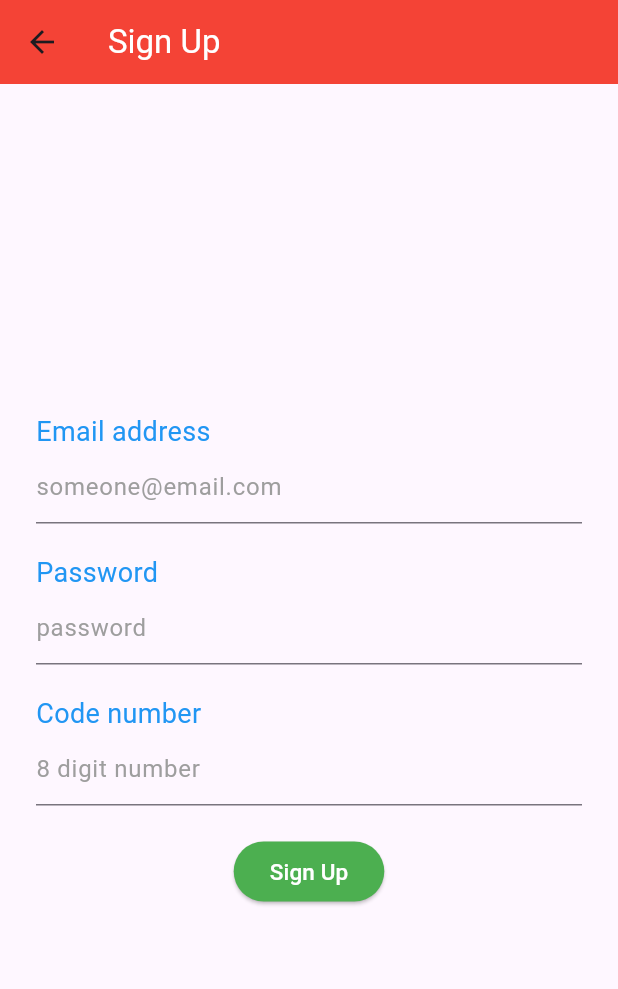
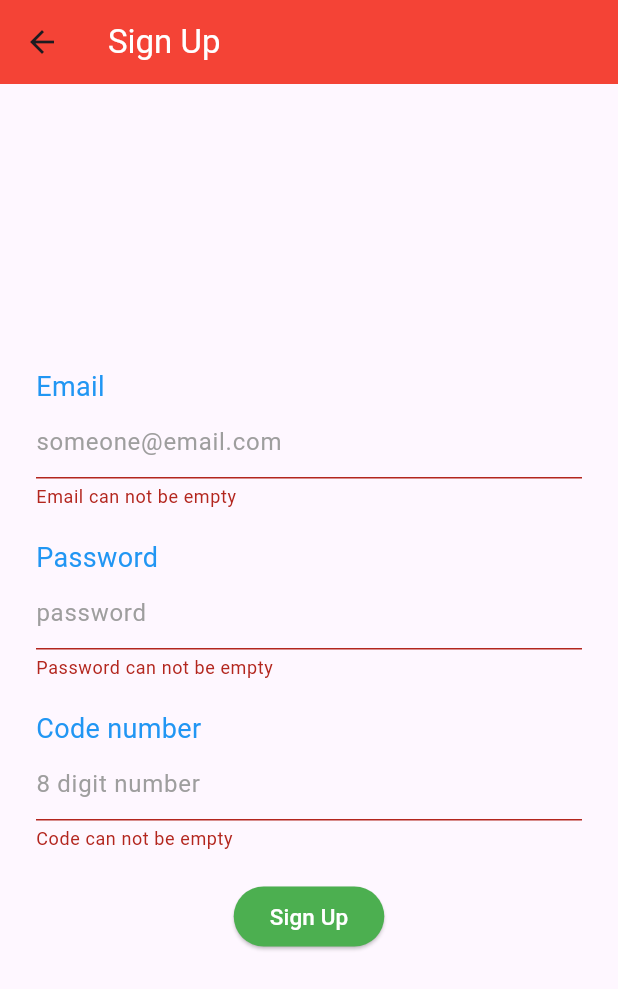
Before and after one commit to tasheera/CVD_Risk_Analyser, a Flutter app: the SignupScreen screen opened directly, after a tap on "Sign Up", on a phone screen of 412 x 824 dp. Shown: the top 989 px of the screen. Run offline on Flutter 3.47's test engine with Material 3 defaults, Android fonts, the phone set to English and light mode, and no system bars; our stand-ins replace firebase_auth, firebase_core; accounts and stored records are empty.

Commit message:
Add filed validations and link chart choose screen

```diff
--- a/lib/signup_screen.dart
+++ b/lib/signup_screen.dart
@@ -1,8 +1,7 @@
+import 'package:cvd_risk_analyser/screens/chart_choose_screen.dart';
 import 'package:firebase_auth/firebase_auth.dart';
 import 'package:flutter/material.dart';
 import 'package:flutter/services.dart';
-
-
 
 class SignupScreen extends StatefulWidget {
   const SignupScreen({super.key});
@@ -14,74 +13,93 @@ class SignupScreen extends StatefulWidget {
 class _SignupScreenState extends State<SignupScreen> {
 
   final GlobalKey <FormState> _formKey =GlobalKey();// create global key object form key validate
-
-
   final TextEditingController _signupEmailController = TextEditingController(); // controller for email text field
   final TextEditingController _signupPasswordController = TextEditingController(); // controller for password text field
   final TextEditingController _signupCodeController = TextEditingController();// controller for code text field
 
-
   @override
   Widget build(BuildContext context) {
-
-        SystemChrome.setPreferredOrientations([DeviceOrientation.portraitUp]);
-
+    SystemChrome.setPreferredOrientations([DeviceOrientation.portraitUp]);
     return Scaffold(
       appBar: AppBar(
-        title: Text("Sign Up", style: TextStyle(color: Colors.white),),
+        title: const Text("Sign Up", style: TextStyle(color: Colors.white),),
         backgroundColor: Colors.red,
       ),
-
       body: Padding(
         padding: const EdgeInsets.all(8.0),
         child: Form(
           key: _formKey,
           child: Container(
-            decoration: BoxDecoration(
-
-            ),
             margin:  const EdgeInsets.all(16),
             child: Column(
               mainAxisAlignment: MainAxisAlignment.center,
               crossAxisAlignment: CrossAxisAlignment.stretch,
               children: [
-                Text("Email address", textAlign: TextAlign.left, style: TextStyle(fontSize: 18, color: Colors.blue),),
-                TextFormField(
+                 const Text("Email ", textAlign: TextAlign.left, style: TextStyle(fontSize: 18, color: Colors.blue),),
+                 TextFormField(
+
                   controller: _signupEmailController,
-                  decoration: InputDecoration(
+                  decoration: const InputDecoration(
                     hintText: "someone@email.com",
                     hintStyle: TextStyle(color: Colors.grey)
 
                   ),
-                ),
+                  validator: (value){  // validate use input
+                    if (value == null || value.isEmpty){// check null or is empty
+                      return "Email can not be empty";
+                      }
+                    if (!(value.contains("@") && value.contains("."))){ // chekc email validity
+                        return "Enter valid email";
+                      }
+                      return null;
+                    },
 
-                const SizedBox(height: 20),
+                                     ),
+                                     const SizedBox(height: 20),
 
-                Text("Password", textAlign: TextAlign.left, style: TextStyle(fontSize: 18, color: Colors.blue),),
+                const Text("Password", textAlign: TextAlign.left, style: TextStyle(fontSize: 18, color: Colors.blue),),
                 TextFormField(
                   controller: _signupPasswordController,
-                  decoration: InputDecoration(
+                  decoration: const InputDecoration(
                     hintText: "password",
                     hintStyle: TextStyle(color: Colors.grey)
+                  ),
 
-                  ),
+                  validator: (value){  // validate use input
+                    if (value == null || value.isEmpty){// check null or is empty
+                      return "Password can not be empty";
+                      }
+                    if (value.length <6 ){ // chekc email validity
+                        return "Password should contanis minimum 6 characters";
+                      }
+                      return null;
+                    },
+
                 ),
 
                const SizedBox(height: 20),
 
-               Text("Code number", textAlign: TextAlign.left, style: TextStyle(fontSize: 18, color: Colors.blue),),
+               const Text("Code number", textAlign: TextAlign.left, style: TextStyle(fontSize: 18, color: Colors.blue),),
                 TextFormField(
                   controller: _signupCodeController,
-                  decoration: InputDecoration(
+                  decoration: const InputDecoration(
                     hintText: "8 digit number",
                     hintStyle: TextStyle(color: Colors.grey)
+                  ),
 
-                  ),
+                  validator: (value){  // validate use input
+                    if (value == null || value.isEmpty){// check null or is empty
+                      return "Code can not be empty";
+                      }
+                    if (value!="123##456"){ // chekc email validity
+                        return "Invalid Code";
+                      }
+                      return null;
+                    },
+
                 ),
 
                 const SizedBox(height: 20,),
-
-
 
                 Column(
                   crossAxisAlignment: CrossAxisAlignment.center,
@@ -92,20 +110,11 @@ class _SignupScreenState extends State<SignupScreen> {
                         backgroundColor: Colors.green,
 
                       ),
-                      onPressed: (){
-                        authTest("emailtt@gmil.com", "123456");
-                        },
-                      child: Text("Sign Up", style: TextStyle(color: Colors.white,fontSize:15),),
+                      onPressed: (){authTest(_signupEmailController.text, _signupPasswordController.text);},
+                      child: const Text("Sign Up", style: TextStyle(color: Colors.white,fontSize:15),),
                       ),
-
-
-
-                  ],
+                 ],
                 ),
-
-
-
-
 
               ],
             ),
@@ -115,11 +124,25 @@ class _SignupScreenState extends State<SignupScreen> {
 
     );
   }
-}
 
 void authTest(String email, String password ) async{
-  await FirebaseAuth.instance.createUserWithEmailAndPassword(
-    email: email,
-    password: password,
-  );
+
+      if(_formKey.currentState!.validate()){
+      await FirebaseAuth.instance.createUserWithEmailAndPassword(
+        email: email,
+        password: password,
+      );
+
+      Navigator.of(context).push(MaterialPageRoute(builder:(_){ // move to chart choose screen
+         return const ChartChoose();
+         }));
+      _signupCodeController.clear();
+      _signupEmailController.clear();
+      _signupPasswordController.clear();
+
+    }
+
+  }
+
+
 }
```
